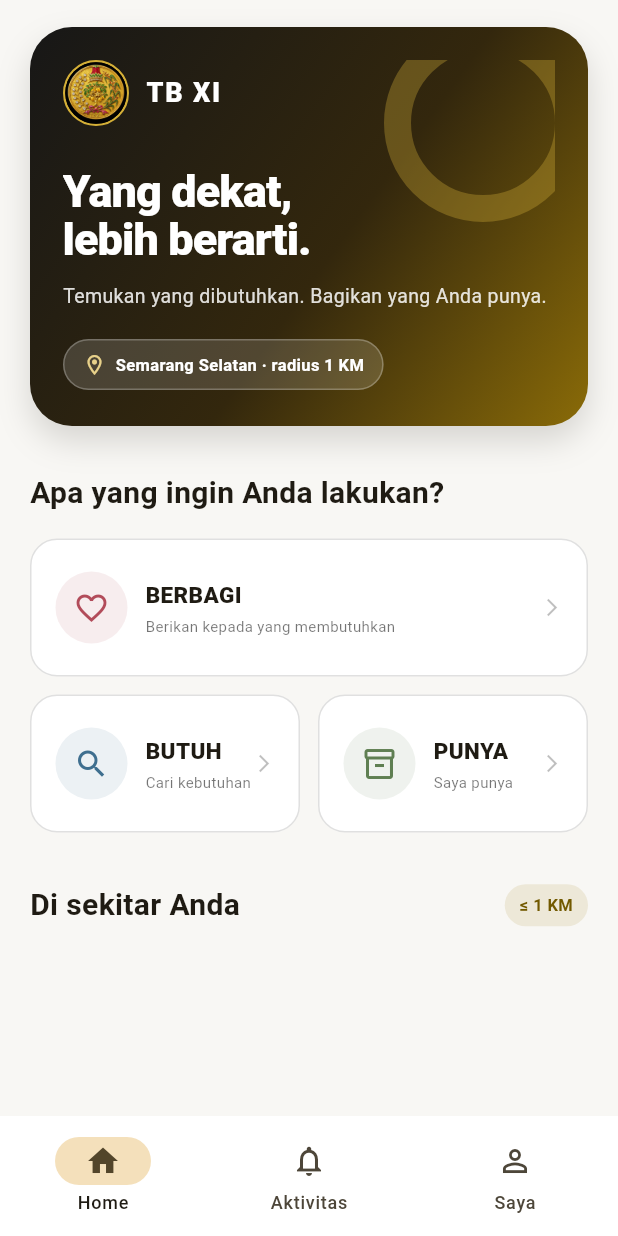
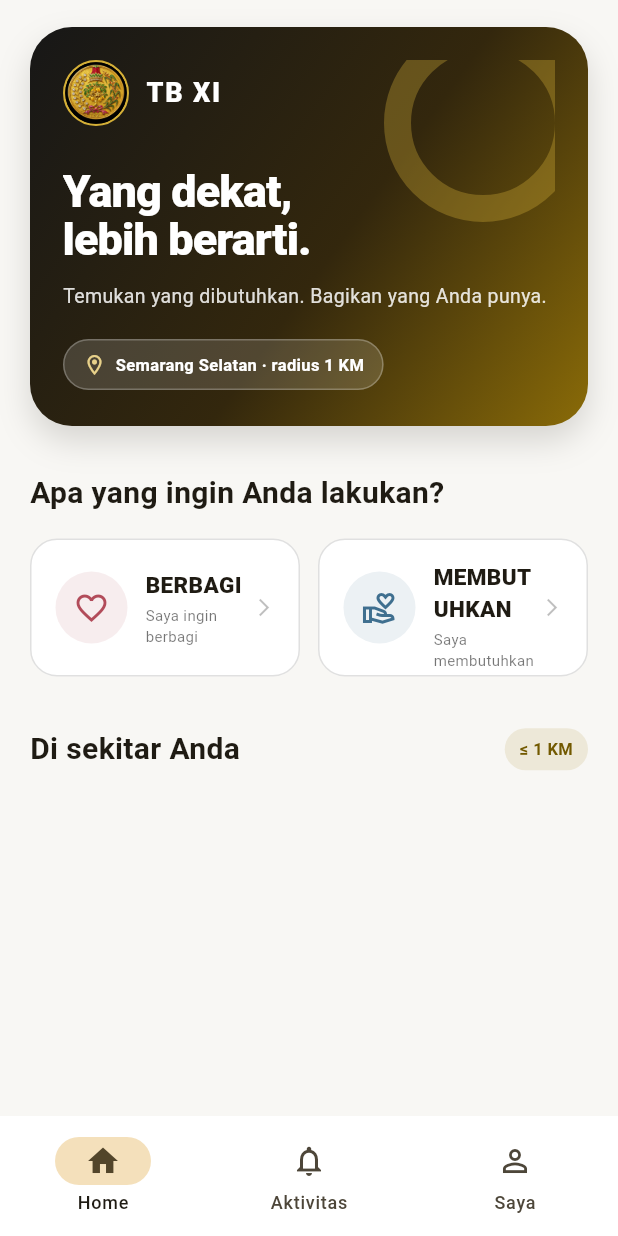
Before and after one commit to edukreatifnusantara-ai/tb_xi, a Flutter app: the HomePage screen opened directly, on a phone screen of 412 x 824 dp. Run offline on Flutter 3.47's test engine with Material 3 defaults, Android fonts, the phone set to English and light mode, and no system bars; our stand-ins replace geolocator, sqflite, sqflite_common_ffi; accounts and stored records are empty.

Commit message:
ui: simplify actions to sharing and needing

```diff
--- a/lib/database/database_helper.dart
+++ b/lib/database/database_helper.dart
@@ -408,15 +408,16 @@ class DatabaseHelper {
   }) async {
     final db = await database;
 
-    final oppositeType = type == 'BUTUH'
-        ? 'PUNYA'
-        : 'BUTUH';
+    final oppositeTypes = type == 'MEMBUTUHKAN'
+        ? ['BERBAGI', 'PUNYA']
+        : ['MEMBUTUHKAN', 'BUTUH'];
 
     return await db.query(
       'items',
-      where: 'type = ? AND LOWER(name) = LOWER(?)',
+      where: 'type IN (?, ?) AND LOWER(name) = LOWER(?)',
       whereArgs: [
-        oppositeType,
+        oppositeTypes[0],
+        oppositeTypes[1],
         name.trim(),
       ],
       orderBy: 'id DESC',
--- a/lib/main.dart
+++ b/lib/main.dart
@@ -47,12 +47,12 @@ final ValueNotifier<List<TbItem>> itemsNotifier =
   TbItem(
     name: 'Sayuran',
     description: 'Segar · Rp5.000',
-    type: 'PUNYA',
+    type: 'BERBAGI',
   ),
   TbItem(
     name: 'Servis Kipas',
     description: 'Jasa perbaikan',
-    type: 'PUNYA',
+    type: 'BERBAGI',
   ),
 ]);
 
@@ -1858,14 +1858,15 @@ class HomeContent extends StatelessWidget {
 
               const SizedBox(height: 16),
 
-              // BERBAGI
-              ActionButton(
+              // BERBAGI + MEMBUTUHKAN
+              Row(
+                children: [
+                  Expanded(
+                    child: ActionButton(
                       icon: Icons.favorite_border,
                       title: 'BERBAGI',
-                subtitle:
-                    'Berikan kepada yang membutuhkan',
+                      subtitle: 'Saya ingin berbagi',
                       iconColor: const Color(0xFFB24C5A),
-                fullWidth: true,
                       onTap: () {
                         openPage(
                           context,
@@ -1879,48 +1880,23 @@ class HomeContent extends StatelessWidget {
                         );
                       },
                     ),
-
-              const SizedBox(height: 12),
-
-              // BUTUH + PUNYA
-              Row(
-                children: [
+                  ),
+                  const SizedBox(width: 12),
                   Expanded(
                     child: ActionButton(
-                      icon: Icons.search,
-                      title: 'BUTUH',
-                      subtitle: 'Cari kebutuhan',
+                      icon: Icons.volunteer_activism_outlined,
+                      title: 'MEMBUTUHKAN',
+                      subtitle: 'Saya membutuhkan',
                       iconColor: const Color(0xFF3F6F8F),
                       onTap: () {
                         openPage(
                           context,
                           const FormPage(
-                            title: 'Saya Butuh',
+                            title: 'Saya Membutuhkan',
                             description:
                                 'Apa yang sedang Anda butuhkan?',
                             buttonText: 'POSTING KEBUTUHAN',
-                            type: 'BUTUH',
-                          ),
-                        );
-                      },
-                    ),
-                  ),
-                  const SizedBox(width: 12),
-                  Expanded(
-                    child: ActionButton(
-                      icon: Icons.inventory_2_outlined,
-                      title: 'PUNYA',
-                      subtitle: 'Saya punya',
-                      iconColor: const Color(0xFF5F7F52),
-                      onTap: () {
-                        openPage(
-                          context,
-                          const FormPage(
-                            title: 'Saya Punya',
-                            description:
-                                'Apa yang Anda punya?',
-                            buttonText: 'POSTING',
-                            type: 'PUNYA',
+                            type: 'MEMBUTUHKAN',
                           ),
                         );
                       },
@@ -2194,7 +2170,11 @@ class NearbyCard extends StatelessWidget {
                     ),
                     const SizedBox(width: 9),
                     Text(
-                      item.type,
+                      item.type == 'PUNYA'
+                          ? 'BERBAGI'
+                          : item.type == 'BUTUH'
+                              ? 'MEMBUTUHKAN'
+                              : item.type,
                       style: const TextStyle(
                         fontSize: 9,
                         fontWeight: FontWeight.w700,
@@ -2226,9 +2206,9 @@ class NearbyCard extends StatelessWidget {
                 ),
               ),
               child: Text(
-                item.type == 'PUNYA'
+                item.type == 'MEMBUTUHKAN'
                     ? 'BERBAGI'
-                    : item.type == 'BUTUH'
+                    : item.type == 'BERBAGI'
                         ? 'TERIMA'
                         : 'MATCH',
                 style: const TextStyle(
```
Lines whose indentation alone changed are shown as unchanged.
